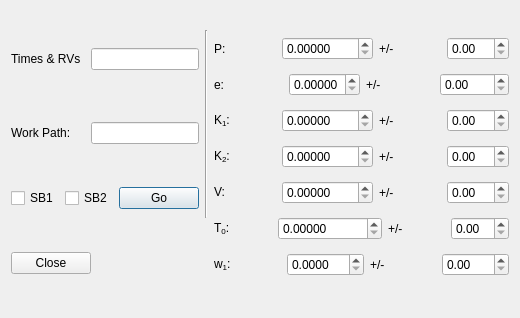
This is spectangular/orbitfit.ui in DPSablowski/Spectangular as Qt 5 draws it before an edit. The edited form follows.
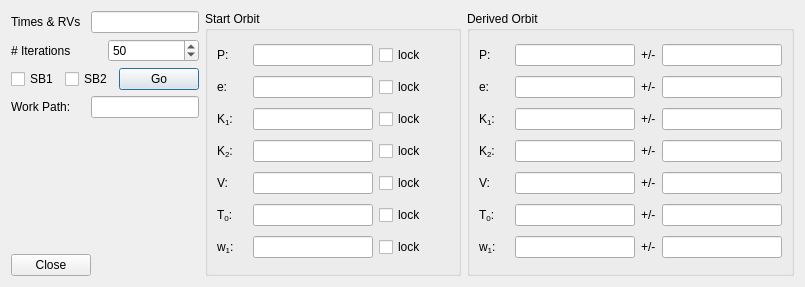
This is the edited form.

```diff
--- a/spectangular/orbitfit.ui
+++ b/spectangular/orbitfit.ui
@@ -6,8 +6,8 @@
    <rect>
     <x>0</x>
     <y>0</y>
-    <width>520</width>
-    <height>318</height>
+    <width>805</width>
+    <height>287</height>
    </rect>
   </property>
   <property name="windowTitle">
@@ -15,6 +15,8 @@
   </property>
   <layout class="QGridLayout" name="gridLayout">
    <item row="0" column="0">
+    <layout class="QVBoxLayout" name="verticalLayout_3">
+     <item>
     <layout class="QHBoxLayout" name="horizontalLayout">
      <item>
       <widget class="QLabel" name="label_2">
@@ -35,31 +37,577 @@
      </item>
     </layout>
    </item>
-   <item row="0" column="1" rowspan="3">
-    <widget class="Line" name="line">
+     <item>
+      <layout class="QHBoxLayout" name="horizontalLayout_11">
+       <item>
+        <widget class="QLabel" name="label_17">
+         <property name="text">
+          <string># Iterations</string>
+         </property>
+        </widget>
+       </item>
+       <item>
+        <widget class="QSpinBox" name="spinBox">
+         <property name="minimum">
+          <number>1</number>
+         </property>
+         <property name="maximum">
+          <number>9999</number>
+         </property>
+         <property name="value">
+          <number>50</number>
+         </property>
+        </widget>
+       </item>
+      </layout>
+     </item>
+     <item>
+      <layout class="QHBoxLayout" name="horizontalLayout_2">
+       <item>
+        <widget class="QCheckBox" name="checkBox">
+         <property name="text">
+          <string>SB1</string>
+         </property>
+        </widget>
+       </item>
+       <item>
+        <widget class="QCheckBox" name="checkBox_2">
+         <property name="text">
+          <string>SB2</string>
+         </property>
+        </widget>
+       </item>
+       <item>
+        <widget class="QPushButton" name="pushButton_2">
+         <property name="sizePolicy">
+          <sizepolicy hsizetype="Maximum" vsizetype="Fixed">
+           <horstretch>0</horstretch>
+           <verstretch>0</verstretch>
+          </sizepolicy>
+         </property>
+         <property name="text">
+          <string>Go</string>
+         </property>
+        </widget>
+       </item>
+      </layout>
+     </item>
+     <item>
+      <layout class="QHBoxLayout" name="horizontalLayout_10">
+       <item>
+        <widget class="QLabel" name="label_16">
+         <property name="text">
+          <string>Work Path:</string>
+         </property>
+        </widget>
+       </item>
+       <item>
+        <widget class="QLineEdit" name="lineEdit_2">
+         <property name="sizePolicy">
+          <sizepolicy hsizetype="Maximum" vsizetype="Fixed">
+           <horstretch>0</horstretch>
+           <verstretch>0</verstretch>
+          </sizepolicy>
+         </property>
+        </widget>
+       </item>
+      </layout>
+     </item>
+     <item>
+      <spacer name="verticalSpacer">
      <property name="orientation">
       <enum>Qt::Vertical</enum>
      </property>
-    </widget>
-   </item>
-   <item row="0" column="2" rowspan="4">
+       <property name="sizeHint" stdset="0">
+        <size>
+         <width>20</width>
+         <height>40</height>
+        </size>
+       </property>
+      </spacer>
+     </item>
+     <item>
+      <widget class="QPushButton" name="pushButton">
+       <property name="sizePolicy">
+        <sizepolicy hsizetype="Maximum" vsizetype="Fixed">
+         <horstretch>0</horstretch>
+         <verstretch>0</verstretch>
+        </sizepolicy>
+       </property>
+       <property name="text">
+        <string>Close</string>
+       </property>
+      </widget>
+     </item>
+    </layout>
+   </item>
+   <item row="0" column="1">
+    <widget class="QGroupBox" name="groupBox_2">
+     <property name="title">
+      <string>Start Orbit</string>
+     </property>
+     <layout class="QVBoxLayout" name="verticalLayout_2">
+      <item>
+       <layout class="QHBoxLayout" name="horizontalLayout_12">
+        <item>
+         <widget class="QLabel" name="label_19">
+          <property name="sizePolicy">
+           <sizepolicy hsizetype="Maximum" vsizetype="Preferred">
+            <horstretch>0</horstretch>
+            <verstretch>0</verstretch>
+           </sizepolicy>
+          </property>
+          <property name="minimumSize">
+           <size>
+            <width>30</width>
+            <height>0</height>
+           </size>
+          </property>
+          <property name="maximumSize">
+           <size>
+            <width>30</width>
+            <height>16777215</height>
+           </size>
+          </property>
+          <property name="text">
+           <string>P:</string>
+          </property>
+         </widget>
+        </item>
+        <item>
+         <widget class="QLineEdit" name="lineEdit_17">
+          <property name="sizePolicy">
+           <sizepolicy hsizetype="Maximum" vsizetype="Fixed">
+            <horstretch>0</horstretch>
+            <verstretch>0</verstretch>
+           </sizepolicy>
+          </property>
+          <property name="minimumSize">
+           <size>
+            <width>120</width>
+            <height>0</height>
+           </size>
+          </property>
+          <property name="maximumSize">
+           <size>
+            <width>120</width>
+            <height>16777215</height>
+           </size>
+          </property>
+         </widget>
+        </item>
+        <item>
+         <widget class="QCheckBox" name="checkBox_3">
+          <property name="text">
+           <string>lock</string>
+          </property>
+         </widget>
+        </item>
+       </layout>
+      </item>
+      <item>
+       <layout class="QHBoxLayout" name="horizontalLayout_13">
+        <item>
+         <widget class="QLabel" name="label_18">
+          <property name="sizePolicy">
+           <sizepolicy hsizetype="Maximum" vsizetype="Preferred">
+            <horstretch>0</horstretch>
+            <verstretch>0</verstretch>
+           </sizepolicy>
+          </property>
+          <property name="minimumSize">
+           <size>
+            <width>30</width>
+            <height>0</height>
+           </size>
+          </property>
+          <property name="maximumSize">
+           <size>
+            <width>30</width>
+            <height>16777215</height>
+           </size>
+          </property>
+          <property name="text">
+           <string>e:</string>
+          </property>
+         </widget>
+        </item>
+        <item>
+         <widget class="QLineEdit" name="lineEdit_18">
+          <property name="sizePolicy">
+           <sizepolicy hsizetype="Maximum" vsizetype="Fixed">
+            <horstretch>0</horstretch>
+            <verstretch>0</verstretch>
+           </sizepolicy>
+          </property>
+          <property name="minimumSize">
+           <size>
+            <width>120</width>
+            <height>0</height>
+           </size>
+          </property>
+          <property name="maximumSize">
+           <size>
+            <width>120</width>
+            <height>16777215</height>
+           </size>
+          </property>
+         </widget>
+        </item>
+        <item>
+         <widget class="QCheckBox" name="checkBox_4">
+          <property name="text">
+           <string>lock</string>
+          </property>
+         </widget>
+        </item>
+       </layout>
+      </item>
+      <item>
+       <layout class="QHBoxLayout" name="horizontalLayout_14">
+        <item>
+         <widget class="QLabel" name="label_20">
+          <property name="sizePolicy">
+           <sizepolicy hsizetype="Maximum" vsizetype="Preferred">
+            <horstretch>0</horstretch>
+            <verstretch>0</verstretch>
+           </sizepolicy>
+          </property>
+          <property name="minimumSize">
+           <size>
+            <width>30</width>
+            <height>0</height>
+           </size>
+          </property>
+          <property name="maximumSize">
+           <size>
+            <width>30</width>
+            <height>16777215</height>
+           </size>
+          </property>
+          <property name="text">
+           <string>&lt;html&gt;&lt;head/&gt;&lt;body&gt;&lt;p&gt;K&lt;span style=&quot; vertical-align:sub;&quot;&gt;1&lt;/span&gt;:&lt;/p&gt;&lt;/body&gt;&lt;/html&gt;</string>
+          </property>
+         </widget>
+        </item>
+        <item>
+         <widget class="QLineEdit" name="lineEdit_19">
+          <property name="sizePolicy">
+           <sizepolicy hsizetype="Maximum" vsizetype="Fixed">
+            <horstretch>0</horstretch>
+            <verstretch>0</verstretch>
+           </sizepolicy>
+          </property>
+          <property name="minimumSize">
+           <size>
+            <width>120</width>
+            <height>0</height>
+           </size>
+          </property>
+          <property name="maximumSize">
+           <size>
+            <width>120</width>
+            <height>16777215</height>
+           </size>
+          </property>
+         </widget>
+        </item>
+        <item>
+         <widget class="QCheckBox" name="checkBox_5">
+          <property name="text">
+           <string>lock</string>
+          </property>
+         </widget>
+        </item>
+       </layout>
+      </item>
+      <item>
+       <layout class="QHBoxLayout" name="horizontalLayout_15">
+        <item>
+         <widget class="QLabel" name="label_21">
+          <property name="sizePolicy">
+           <sizepolicy hsizetype="Maximum" vsizetype="Preferred">
+            <horstretch>0</horstretch>
+            <verstretch>0</verstretch>
+           </sizepolicy>
+          </property>
+          <property name="minimumSize">
+           <size>
+            <width>30</width>
+            <height>0</height>
+           </size>
+          </property>
+          <property name="maximumSize">
+           <size>
+            <width>30</width>
+            <height>16777215</height>
+           </size>
+          </property>
+          <property name="text">
+           <string>&lt;html&gt;&lt;head/&gt;&lt;body&gt;&lt;p&gt;K&lt;span style=&quot; vertical-align:sub;&quot;&gt;2&lt;/span&gt;:&lt;/p&gt;&lt;/body&gt;&lt;/html&gt;</string>
+          </property>
+         </widget>
+        </item>
+        <item>
+         <widget class="QLineEdit" name="lineEdit_20">
+          <property name="sizePolicy">
+           <sizepolicy hsizetype="Maximum" vsizetype="Fixed">
+            <horstretch>0</horstretch>
+            <verstretch>0</verstretch>
+           </sizepolicy>
+          </property>
+          <property name="minimumSize">
+           <size>
+            <width>120</width>
+            <height>0</height>
+           </size>
+          </property>
+          <property name="maximumSize">
+           <size>
+            <width>120</width>
+            <height>16777215</height>
+           </size>
+          </property>
+         </widget>
+        </item>
+        <item>
+         <widget class="QCheckBox" name="checkBox_6">
+          <property name="text">
+           <string>lock</string>
+          </property>
+         </widget>
+        </item>
+       </layout>
+      </item>
+      <item>
+       <layout class="QHBoxLayout" name="horizontalLayout_16">
+        <item>
+         <widget class="QLabel" name="label_22">
+          <property name="sizePolicy">
+           <sizepolicy hsizetype="Maximum" vsizetype="Preferred">
+            <horstretch>0</horstretch>
+            <verstretch>0</verstretch>
+           </sizepolicy>
+          </property>
+          <property name="minimumSize">
+           <size>
+            <width>30</width>
+            <height>0</height>
+           </size>
+          </property>
+          <property name="maximumSize">
+           <size>
+            <width>30</width>
+            <height>16777215</height>
+           </size>
+          </property>
+          <property name="text">
+           <string>&lt;html&gt;&lt;head/&gt;&lt;body&gt;&lt;p&gt;V:&lt;/p&gt;&lt;/body&gt;&lt;/html&gt;</string>
+          </property>
+         </widget>
+        </item>
+        <item>
+         <widget class="QLineEdit" name="lineEdit_21">
+          <property name="sizePolicy">
+           <sizepolicy hsizetype="Maximum" vsizetype="Fixed">
+            <horstretch>0</horstretch>
+            <verstretch>0</verstretch>
+           </sizepolicy>
+          </property>
+          <property name="minimumSize">
+           <size>
+            <width>120</width>
+            <height>0</height>
+           </size>
+          </property>
+          <property name="maximumSize">
+           <size>
+            <width>120</width>
+            <height>16777215</height>
+           </size>
+          </property>
+         </widget>
+        </item>
+        <item>
+         <widget class="QCheckBox" name="checkBox_7">
+          <property name="text">
+           <string>lock</string>
+          </property>
+         </widget>
+        </item>
+       </layout>
+      </item>
+      <item>
+       <layout class="QHBoxLayout" name="horizontalLayout_17">
+        <item>
+         <widget class="QLabel" name="label_23">
+          <property name="sizePolicy">
+           <sizepolicy hsizetype="Maximum" vsizetype="Preferred">
+            <horstretch>0</horstretch>
+            <verstretch>0</verstretch>
+           </sizepolicy>
+          </property>
+          <property name="minimumSize">
+           <size>
+            <width>30</width>
+            <height>0</height>
+           </size>
+          </property>
+          <property name="maximumSize">
+           <size>
+            <width>30</width>
+            <height>16777215</height>
+           </size>
+          </property>
+          <property name="text">
+           <string>&lt;html&gt;&lt;head/&gt;&lt;body&gt;&lt;p&gt;T&lt;span style=&quot; vertical-align:sub;&quot;&gt;0&lt;/span&gt;:&lt;/p&gt;&lt;/body&gt;&lt;/html&gt;</string>
+          </property>
+         </widget>
+        </item>
+        <item>
+         <widget class="QLineEdit" name="lineEdit_22">
+          <property name="sizePolicy">
+           <sizepolicy hsizetype="Maximum" vsizetype="Fixed">
+            <horstretch>0</horstretch>
+            <verstretch>0</verstretch>
+           </sizepolicy>
+          </property>
+          <property name="minimumSize">
+           <size>
+            <width>120</width>
+            <height>0</height>
+           </size>
+          </property>
+          <property name="maximumSize">
+           <size>
+            <width>120</width>
+            <height>16777215</height>
+           </size>
+          </property>
+         </widget>
+        </item>
+        <item>
+         <widget class="QCheckBox" name="checkBox_8">
+          <property name="text">
+           <string>lock</string>
+          </property>
+         </widget>
+        </item>
+       </layout>
+      </item>
+      <item>
+       <layout class="QHBoxLayout" name="horizontalLayout_18">
+        <item>
+         <widget class="QLabel" name="label_24">
+          <property name="sizePolicy">
+           <sizepolicy hsizetype="Maximum" vsizetype="Preferred">
+            <horstretch>0</horstretch>
+            <verstretch>0</verstretch>
+           </sizepolicy>
+          </property>
+          <property name="minimumSize">
+           <size>
+            <width>30</width>
+            <height>0</height>
+           </size>
+          </property>
+          <property name="maximumSize">
+           <size>
+            <width>30</width>
+            <height>16777215</height>
+           </size>
+          </property>
+          <property name="text">
+           <string>&lt;html&gt;&lt;head/&gt;&lt;body&gt;&lt;p&gt;w&lt;span style=&quot; vertical-align:sub;&quot;&gt;1&lt;/span&gt;:&lt;/p&gt;&lt;/body&gt;&lt;/html&gt;</string>
+          </property>
+         </widget>
+        </item>
+        <item>
+         <widget class="QLineEdit" name="lineEdit_23">
+          <property name="sizePolicy">
+           <sizepolicy hsizetype="Maximum" vsizetype="Fixed">
+            <horstretch>0</horstretch>
+            <verstretch>0</verstretch>
+           </sizepolicy>
+          </property>
+          <property name="minimumSize">
+           <size>
+            <width>120</width>
+            <height>0</height>
+           </size>
+          </property>
+          <property name="maximumSize">
+           <size>
+            <width>120</width>
+            <height>16777215</height>
+           </size>
+          </property>
+         </widget>
+        </item>
+        <item>
+         <widget class="QCheckBox" name="checkBox_9">
+          <property name="text">
+           <string>lock</string>
+          </property>
+         </widget>
+        </item>
+       </layout>
+      </item>
+     </layout>
+    </widget>
+   </item>
+   <item row="0" column="2">
+    <widget class="QGroupBox" name="groupBox">
+     <property name="title">
+      <string>Derived Orbit</string>
+     </property>
     <layout class="QVBoxLayout" name="verticalLayout">
      <item>
       <layout class="QHBoxLayout" name="horizontalLayout_3">
        <item>
         <widget class="QLabel" name="label">
+          <property name="sizePolicy">
+           <sizepolicy hsizetype="Maximum" vsizetype="Preferred">
+            <horstretch>0</horstretch>
+            <verstretch>0</verstretch>
+           </sizepolicy>
+          </property>
+          <property name="minimumSize">
+           <size>
+            <width>30</width>
+            <height>0</height>
+           </size>
+          </property>
+          <property name="maximumSize">
+           <size>
+            <width>30</width>
+            <height>16777215</height>
+           </size>
+          </property>
          <property name="text">
           <string>P:</string>
          </property>
         </widget>
        </item>
        <item>
-        <widget class="QDoubleSpinBox" name="doubleSpinBox">
-         <property name="decimals">
-          <number>5</number>
-         </property>
-         <property name="maximum">
-          <double>9999.989999999999782</double>
+         <widget class="QLineEdit" name="lineEdit_3">
+          <property name="sizePolicy">
+           <sizepolicy hsizetype="Maximum" vsizetype="Fixed">
+            <horstretch>0</horstretch>
+            <verstretch>0</verstretch>
+           </sizepolicy>
+          </property>
+          <property name="minimumSize">
+           <size>
+            <width>120</width>
+            <height>0</height>
+           </size>
+          </property>
+          <property name="maximumSize">
+           <size>
+            <width>120</width>
+            <height>16777215</height>
+           </size>
          </property>
         </widget>
        </item>
@@ -71,7 +619,26 @@
         </widget>
        </item>
        <item>
-        <widget class="QDoubleSpinBox" name="doubleSpinBox_8"/>
+         <widget class="QLineEdit" name="lineEdit_10">
+          <property name="sizePolicy">
+           <sizepolicy hsizetype="Maximum" vsizetype="Fixed">
+            <horstretch>0</horstretch>
+            <verstretch>0</verstretch>
+           </sizepolicy>
+          </property>
+          <property name="minimumSize">
+           <size>
+            <width>120</width>
+            <height>0</height>
+           </size>
+          </property>
+          <property name="maximumSize">
+           <size>
+            <width>120</width>
+            <height>16777215</height>
+           </size>
+          </property>
+         </widget>
        </item>
       </layout>
      </item>
@@ -79,18 +646,48 @@
       <layout class="QHBoxLayout" name="horizontalLayout_4">
        <item>
         <widget class="QLabel" name="label_3">
+          <property name="sizePolicy">
+           <sizepolicy hsizetype="Maximum" vsizetype="Preferred">
+            <horstretch>0</horstretch>
+            <verstretch>0</verstretch>
+           </sizepolicy>
+          </property>
+          <property name="minimumSize">
+           <size>
+            <width>30</width>
+            <height>0</height>
+           </size>
+          </property>
+          <property name="maximumSize">
+           <size>
+            <width>30</width>
+            <height>16777215</height>
+           </size>
+          </property>
          <property name="text">
           <string>e:</string>
          </property>
         </widget>
        </item>
        <item>
-        <widget class="QDoubleSpinBox" name="doubleSpinBox_2">
-         <property name="decimals">
-          <number>5</number>
-         </property>
-         <property name="maximum">
-          <double>1.000000000000000</double>
+         <widget class="QLineEdit" name="lineEdit_4">
+          <property name="sizePolicy">
+           <sizepolicy hsizetype="Maximum" vsizetype="Fixed">
+            <horstretch>0</horstretch>
+            <verstretch>0</verstretch>
+           </sizepolicy>
+          </property>
+          <property name="minimumSize">
+           <size>
+            <width>120</width>
+            <height>0</height>
+           </size>
+          </property>
+          <property name="maximumSize">
+           <size>
+            <width>120</width>
+            <height>16777215</height>
+           </size>
          </property>
         </widget>
        </item>
@@ -102,7 +699,26 @@
         </widget>
        </item>
        <item>
-        <widget class="QDoubleSpinBox" name="doubleSpinBox_9"/>
+         <widget class="QLineEdit" name="lineEdit_11">
+          <property name="sizePolicy">
+           <sizepolicy hsizetype="Maximum" vsizetype="Fixed">
+            <horstretch>0</horstretch>
+            <verstretch>0</verstretch>
+           </sizepolicy>
+          </property>
+          <property name="minimumSize">
+           <size>
+            <width>120</width>
+            <height>0</height>
+           </size>
+          </property>
+          <property name="maximumSize">
+           <size>
+            <width>120</width>
+            <height>16777215</height>
+           </size>
+          </property>
+         </widget>
        </item>
       </layout>
      </item>
@@ -110,18 +726,48 @@
       <layout class="QHBoxLayout" name="horizontalLayout_5">
        <item>
         <widget class="QLabel" name="label_4">
+          <property name="sizePolicy">
+           <sizepolicy hsizetype="Maximum" vsizetype="Preferred">
+            <horstretch>0</horstretch>
+            <verstretch>0</verstretch>
+           </sizepolicy>
+          </property>
+          <property name="minimumSize">
+           <size>
+            <width>30</width>
+            <height>0</height>
+           </size>
+          </property>
+          <property name="maximumSize">
+           <size>
+            <width>30</width>
+            <height>16777215</height>
+           </size>
+          </property>
          <property name="text">
           <string>&lt;html&gt;&lt;head/&gt;&lt;body&gt;&lt;p&gt;K&lt;span style=&quot; vertical-align:sub;&quot;&gt;1&lt;/span&gt;:&lt;/p&gt;&lt;/body&gt;&lt;/html&gt;</string>
          </property>
         </widget>
        </item>
        <item>
-        <widget class="QDoubleSpinBox" name="doubleSpinBox_3">
-         <property name="decimals">
-          <number>5</number>
-         </property>
-         <property name="maximum">
-          <double>9999.989999999999782</double>
+         <widget class="QLineEdit" name="lineEdit_5">
+          <property name="sizePolicy">
+           <sizepolicy hsizetype="Maximum" vsizetype="Fixed">
+            <horstretch>0</horstretch>
+            <verstretch>0</verstretch>
+           </sizepolicy>
+          </property>
+          <property name="minimumSize">
+           <size>
+            <width>120</width>
+            <height>0</height>
+           </size>
+          </property>
+          <property name="maximumSize">
+           <size>
+            <width>120</width>
+            <height>16777215</height>
+           </size>
          </property>
         </widget>
        </item>
@@ -133,7 +779,26 @@
         </widget>
        </item>
        <item>
-        <widget class="QDoubleSpinBox" name="doubleSpinBox_10"/>
+         <widget class="QLineEdit" name="lineEdit_12">
+          <property name="sizePolicy">
+           <sizepolicy hsizetype="Maximum" vsizetype="Fixed">
+            <horstretch>0</horstretch>
+            <verstretch>0</verstretch>
+           </sizepolicy>
+          </property>
+          <property name="minimumSize">
+           <size>
+            <width>120</width>
+            <height>0</height>
+           </size>
+          </property>
+          <property name="maximumSize">
+           <size>
+            <width>120</width>
+            <height>16777215</height>
+           </size>
+          </property>
+         </widget>
        </item>
       </layout>
      </item>
@@ -141,18 +806,48 @@
       <layout class="QHBoxLayout" name="horizontalLayout_6">
        <item>
         <widget class="QLabel" name="label_5">
+          <property name="sizePolicy">
+           <sizepolicy hsizetype="Maximum" vsizetype="Preferred">
+            <horstretch>0</horstretch>
+            <verstretch>0</verstretch>
+           </sizepolicy>
+          </property>
+          <property name="minimumSize">
+           <size>
+            <width>30</width>
+            <height>0</height>
+           </size>
+          </property>
+          <property name="maximumSize">
+           <size>
+            <width>30</width>
+            <height>16777215</height>
+           </size>
+          </property>
          <property name="text">
           <string>&lt;html&gt;&lt;head/&gt;&lt;body&gt;&lt;p&gt;K&lt;span style=&quot; vertical-align:sub;&quot;&gt;2&lt;/span&gt;:&lt;/p&gt;&lt;/body&gt;&lt;/html&gt;</string>
          </property>
         </widget>
        </item>
        <item>
-        <widget class="QDoubleSpinBox" name="doubleSpinBox_4">
-         <property name="decimals">
-          <number>5</number>
-         </property>
-         <property name="maximum">
-          <double>9999.989999999999782</double>
+         <widget class="QLineEdit" name="lineEdit_6">
+          <property name="sizePolicy">
+           <sizepolicy hsizetype="Maximum" vsizetype="Fixed">
+            <horstretch>0</horstretch>
+            <verstretch>0</verstretch>
+           </sizepolicy>
+          </property>
+          <property name="minimumSize">
+           <size>
+            <width>120</width>
+            <height>0</height>
+           </size>
+          </property>
+          <property name="maximumSize">
+           <size>
+            <width>120</width>
+            <height>16777215</height>
+           </size>
          </property>
         </widget>
        </item>
@@ -164,7 +859,26 @@
         </widget>
        </item>
        <item>
-        <widget class="QDoubleSpinBox" name="doubleSpinBox_11"/>
+         <widget class="QLineEdit" name="lineEdit_13">
+          <property name="sizePolicy">
+           <sizepolicy hsizetype="Maximum" vsizetype="Fixed">
+            <horstretch>0</horstretch>
+            <verstretch>0</verstretch>
+           </sizepolicy>
+          </property>
+          <property name="minimumSize">
+           <size>
+            <width>120</width>
+            <height>0</height>
+           </size>
+          </property>
+          <property name="maximumSize">
+           <size>
+            <width>120</width>
+            <height>16777215</height>
+           </size>
+          </property>
+         </widget>
        </item>
       </layout>
      </item>
@@ -172,18 +886,48 @@
       <layout class="QHBoxLayout" name="horizontalLayout_7">
        <item>
         <widget class="QLabel" name="label_6">
+          <property name="sizePolicy">
+           <sizepolicy hsizetype="Maximum" vsizetype="Preferred">
+            <horstretch>0</horstretch>
+            <verstretch>0</verstretch>
+           </sizepolicy>
+          </property>
+          <property name="minimumSize">
+           <size>
+            <width>30</width>
+            <height>0</height>
+           </size>
+          </property>
+          <property name="maximumSize">
+           <size>
+            <width>30</width>
+            <height>16777215</height>
+           </size>
+          </property>
          <property name="text">
           <string>&lt;html&gt;&lt;head/&gt;&lt;body&gt;&lt;p&gt;V:&lt;/p&gt;&lt;/body&gt;&lt;/html&gt;</string>
          </property>
         </widget>
        </item>
        <item>
-        <widget class="QDoubleSpinBox" name="doubleSpinBox_5">
-         <property name="decimals">
-          <number>5</number>
-         </property>
-         <property name="maximum">
-          <double>9999.989999999999782</double>
+         <widget class="QLineEdit" name="lineEdit_7">
+          <property name="sizePolicy">
+           <sizepolicy hsizetype="Maximum" vsizetype="Fixed">
+            <horstretch>0</horstretch>
+            <verstretch>0</verstretch>
+           </sizepolicy>
+          </property>
+          <property name="minimumSize">
+           <size>
+            <width>120</width>
+            <height>0</height>
+           </size>
+          </property>
+          <property name="maximumSize">
+           <size>
+            <width>120</width>
+            <height>16777215</height>
+           </size>
          </property>
         </widget>
        </item>
@@ -195,7 +939,26 @@
         </widget>
        </item>
        <item>
-        <widget class="QDoubleSpinBox" name="doubleSpinBox_12"/>
+         <widget class="QLineEdit" name="lineEdit_14">
+          <property name="sizePolicy">
+           <sizepolicy hsizetype="Maximum" vsizetype="Fixed">
+            <horstretch>0</horstretch>
+            <verstretch>0</verstretch>
+           </sizepolicy>
+          </property>
+          <property name="minimumSize">
+           <size>
+            <width>120</width>
+            <height>0</height>
+           </size>
+          </property>
+          <property name="maximumSize">
+           <size>
+            <width>120</width>
+            <height>16777215</height>
+           </size>
+          </property>
+         </widget>
        </item>
       </layout>
      </item>
@@ -203,18 +966,48 @@
       <layout class="QHBoxLayout" name="horizontalLayout_8">
        <item>
         <widget class="QLabel" name="label_7">
+          <property name="sizePolicy">
+           <sizepolicy hsizetype="Maximum" vsizetype="Preferred">
+            <horstretch>0</horstretch>
+            <verstretch>0</verstretch>
+           </sizepolicy>
+          </property>
+          <property name="minimumSize">
+           <size>
+            <width>30</width>
+            <height>0</height>
+           </size>
+          </property>
+          <property name="maximumSize">
+           <size>
+            <width>30</width>
+            <height>16777215</height>
+           </size>
+          </property>
          <property name="text">
           <string>&lt;html&gt;&lt;head/&gt;&lt;body&gt;&lt;p&gt;T&lt;span style=&quot; vertical-align:sub;&quot;&gt;0&lt;/span&gt;:&lt;/p&gt;&lt;/body&gt;&lt;/html&gt;</string>
          </property>
         </widget>
        </item>
        <item>
-        <widget class="QDoubleSpinBox" name="doubleSpinBox_6">
-         <property name="decimals">
-          <number>5</number>
-         </property>
-         <property name="maximum">
-          <double>9999999.990000000223517</double>
+         <widget class="QLineEdit" name="lineEdit_8">
+          <property name="sizePolicy">
+           <sizepolicy hsizetype="Maximum" vsizetype="Fixed">
+            <horstretch>0</horstretch>
+            <verstretch>0</verstretch>
+           </sizepolicy>
+          </property>
+          <property name="minimumSize">
+           <size>
+            <width>120</width>
+            <height>0</height>
+           </size>
+          </property>
+          <property name="maximumSize">
+           <size>
+            <width>120</width>
+            <height>16777215</height>
+           </size>
          </property>
         </widget>
        </item>
@@ -226,7 +1019,26 @@
         </widget>
        </item>
        <item>
-        <widget class="QDoubleSpinBox" name="doubleSpinBox_13"/>
+         <widget class="QLineEdit" name="lineEdit_15">
+          <property name="sizePolicy">
+           <sizepolicy hsizetype="Maximum" vsizetype="Fixed">
+            <horstretch>0</horstretch>
+            <verstretch>0</verstretch>
+           </sizepolicy>
+          </property>
+          <property name="minimumSize">
+           <size>
+            <width>120</width>
+            <height>0</height>
+           </size>
+          </property>
+          <property name="maximumSize">
+           <size>
+            <width>120</width>
+            <height>16777215</height>
+           </size>
+          </property>
+         </widget>
        </item>
       </layout>
      </item>
@@ -234,18 +1046,48 @@
       <layout class="QHBoxLayout" name="horizontalLayout_9">
        <item>
         <widget class="QLabel" name="label_8">
+          <property name="sizePolicy">
+           <sizepolicy hsizetype="Maximum" vsizetype="Preferred">
+            <horstretch>0</horstretch>
+            <verstretch>0</verstretch>
+           </sizepolicy>
+          </property>
+          <property name="minimumSize">
+           <size>
+            <width>30</width>
+            <height>0</height>
+           </size>
+          </property>
+          <property name="maximumSize">
+           <size>
+            <width>30</width>
+            <height>16777215</height>
+           </size>
+          </property>
          <property name="text">
           <string>&lt;html&gt;&lt;head/&gt;&lt;body&gt;&lt;p&gt;w&lt;span style=&quot; vertical-align:sub;&quot;&gt;1&lt;/span&gt;:&lt;/p&gt;&lt;/body&gt;&lt;/html&gt;</string>
          </property>
         </widget>
        </item>
        <item>
-        <widget class="QDoubleSpinBox" name="doubleSpinBox_7">
-         <property name="decimals">
-          <number>4</number>
-         </property>
-         <property name="maximum">
-          <double>999.990000000000009</double>
+         <widget class="QLineEdit" name="lineEdit_9">
+          <property name="sizePolicy">
+           <sizepolicy hsizetype="Maximum" vsizetype="Fixed">
+            <horstretch>0</horstretch>
+            <verstretch>0</verstretch>
+           </sizepolicy>
+          </property>
+          <property name="minimumSize">
+           <size>
+            <width>120</width>
+            <height>0</height>
+           </size>
+          </property>
+          <property name="maximumSize">
+           <size>
+            <width>120</width>
+            <height>16777215</height>
+           </size>
          </property>
         </widget>
        </item>
@@ -257,75 +1099,30 @@
         </widget>
        </item>
        <item>
-        <widget class="QDoubleSpinBox" name="doubleSpinBox_14"/>
-       </item>
-      </layout>
-     </item>
-    </layout>
-   </item>
-   <item row="1" column="0">
-    <layout class="QHBoxLayout" name="horizontalLayout_10">
-     <item>
-      <widget class="QLabel" name="label_16">
-       <property name="text">
-        <string>Work Path:</string>
-       </property>
-      </widget>
-     </item>
-     <item>
-      <widget class="QLineEdit" name="lineEdit_2">
+         <widget class="QLineEdit" name="lineEdit_16">
        <property name="sizePolicy">
         <sizepolicy hsizetype="Maximum" vsizetype="Fixed">
          <horstretch>0</horstretch>
          <verstretch>0</verstretch>
         </sizepolicy>
        </property>
-      </widget>
-     </item>
-    </layout>
-   </item>
-   <item row="2" column="0">
-    <layout class="QHBoxLayout" name="horizontalLayout_2">
-     <item>
-      <widget class="QCheckBox" name="checkBox">
-       <property name="text">
-        <string>SB1</string>
-       </property>
-      </widget>
-     </item>
-     <item>
-      <widget class="QCheckBox" name="checkBox_2">
-       <property name="text">
-        <string>SB2</string>
+          <property name="minimumSize">
+           <size>
+            <width>120</width>
+            <height>0</height>
+           </size>
+          </property>
+          <property name="maximumSize">
+           <size>
+            <width>120</width>
+            <height>16777215</height>
+           </size>
        </property>
       </widget>
      </item>
-     <item>
-      <widget class="QPushButton" name="pushButton_2">
-       <property name="sizePolicy">
-        <sizepolicy hsizetype="Maximum" vsizetype="Fixed">
-         <horstretch>0</horstretch>
-         <verstretch>0</verstretch>
-        </sizepolicy>
-       </property>
-       <property name="text">
-        <string>Go</string>
-       </property>
-      </widget>
-     </item>
-    </layout>
-   </item>
-   <item row="3" column="0">
-    <widget class="QPushButton" name="pushButton">
-     <property name="sizePolicy">
-      <sizepolicy hsizetype="Maximum" vsizetype="Fixed">
-       <horstretch>0</horstretch>
-       <verstretch>0</verstretch>
-      </sizepolicy>
-     </property>
-     <property name="text">
-      <string>Close</string>
-     </property>
+       </layout>
+      </item>
+     </layout>
     </widget>
    </item>
   </layout>
```
Lines whose indentation alone changed are shown as unchanged.
